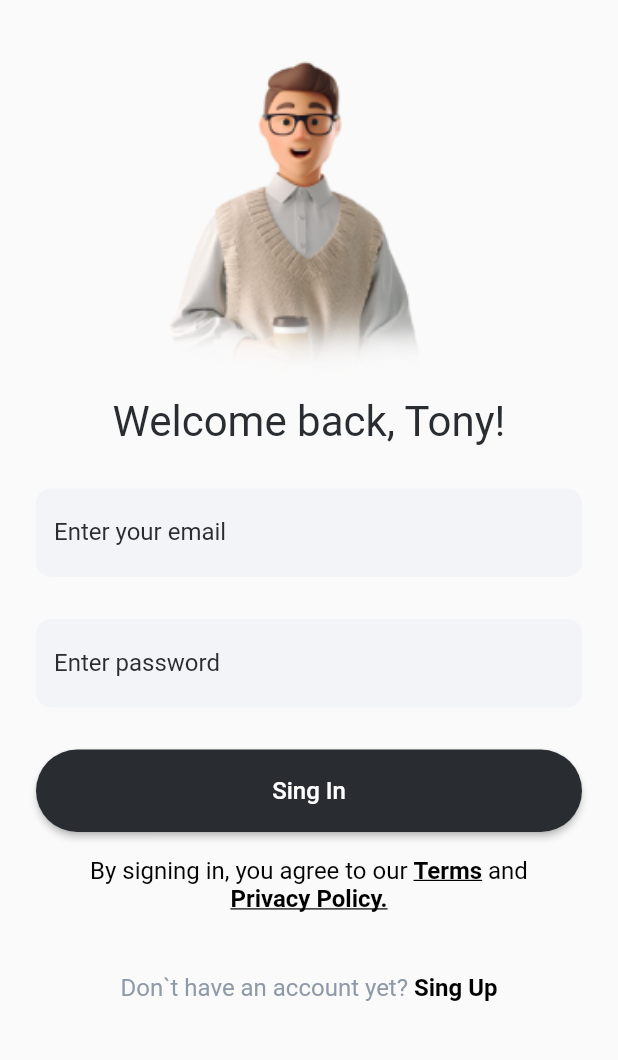
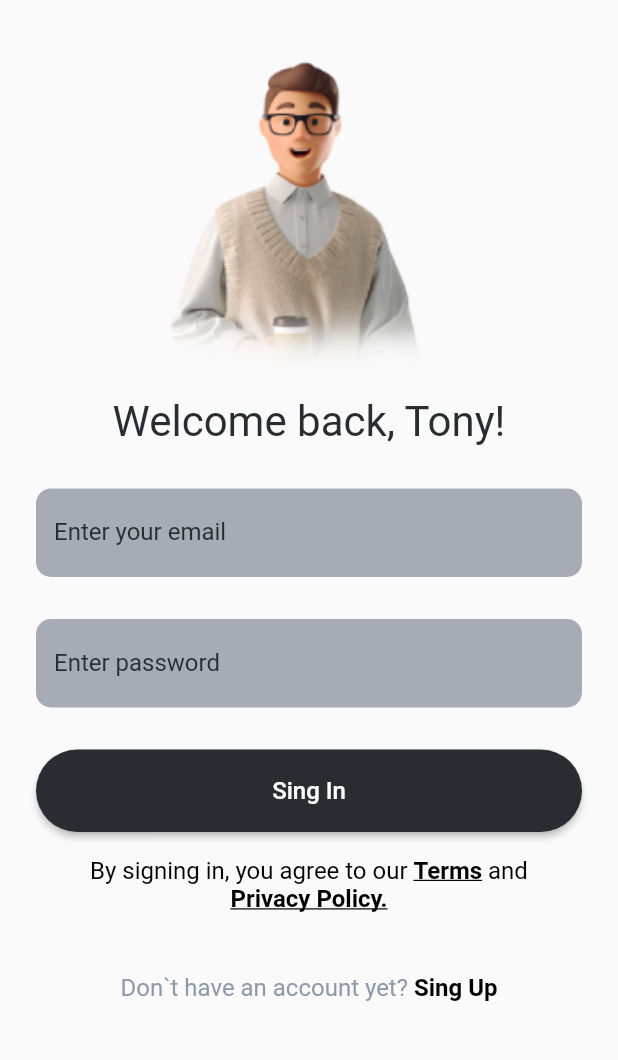
Before and after one commit to Evil-Monkey-Inc/water_tracker, a Flutter app: the screen it shows after launch, on a phone screen of 412 x 824 dp, the part 83-1143 px from its top. Run offline on Flutter 3.47's test engine with Material 2 defaults, Android fonts, the phone set to English and light mode, and no system bars; our stand-ins replace flutter_svg.

Commit message:
refactored code

```diff
--- a/lib/water_app.dart
+++ b/lib/water_app.dart
@@ -25,12 +25,10 @@ class _WaterAppState extends State<WaterApp> {
     borderSide: BorderSide.none,
   );
 
-  final disabledBorder = OutlineInputBorder(
-      borderRadius: BorderRadius.circular(10.0), borderSide: BorderSide.none);
+  final disabledBorder = OutlineInputBorder(borderRadius: BorderRadius.circular(10.0), borderSide: BorderSide.none);
 
-  final errorBorder = OutlineInputBorder(
-      borderRadius: BorderRadius.circular(10.0),
-      borderSide: const BorderSide(color: Colors.red));
+  final errorBorder =
+      OutlineInputBorder(borderRadius: BorderRadius.circular(10.0), borderSide: const BorderSide(color: Colors.red));
 
   @override
   Widget build(BuildContext context) {
@@ -47,7 +45,7 @@ class _WaterAppState extends State<WaterApp> {
           border: focusedBorder,
           errorBorder: errorBorder,
           filled: true,
-          fillColor: const Color(0xFFF2F4F8),
+          fillColor: const Color(0xFFA6ABB5),
           labelStyle: const TextStyle(
             color: Color(0xFF292D32),
           ),
```
